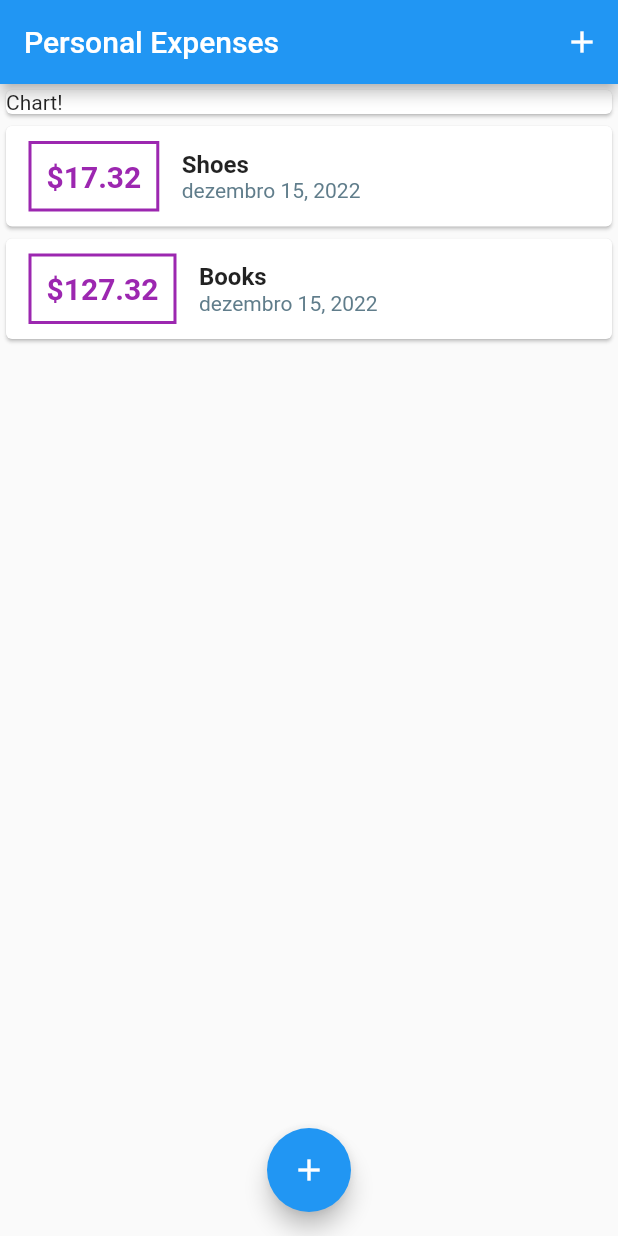
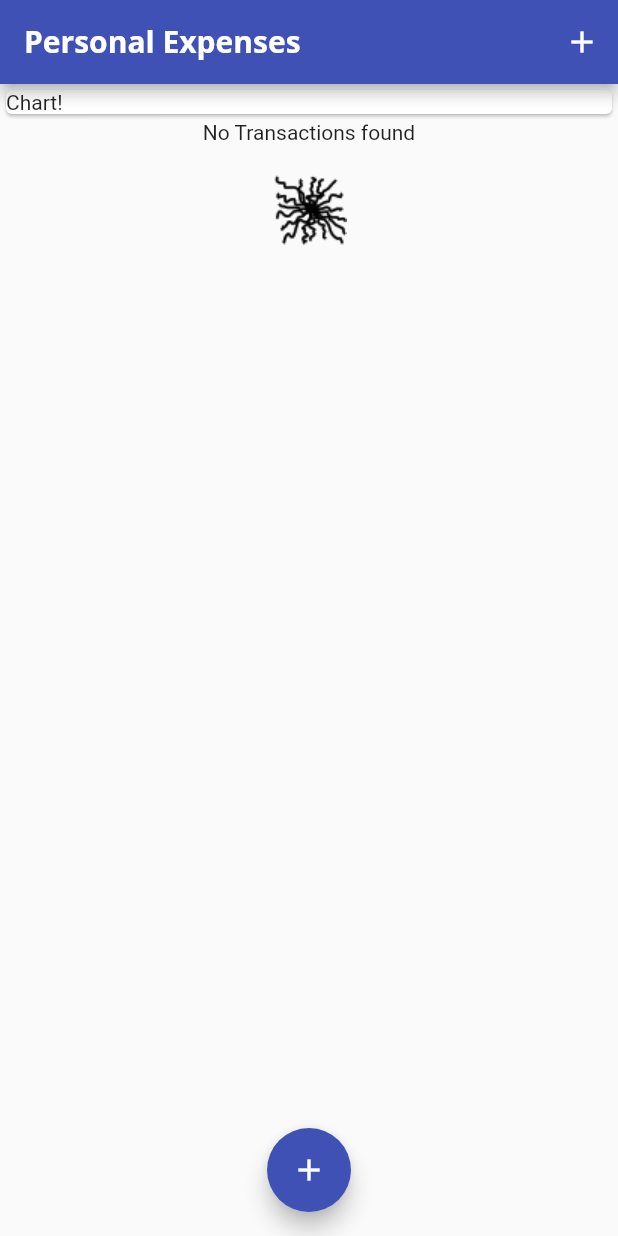
Before and after one commit to victorac/personal_expenses, a Flutter app: the screen it shows after launch, on a phone screen of 412 x 824 dp. Run offline on Flutter 3.47's test engine with Material 2 defaults, Android fonts, the phone set to English and light mode, and no system bars.

Commit message:
add Image when no transactions are found

```diff
--- a/lib/main.dart
+++ b/lib/main.dart
@@ -11,9 +11,25 @@ class App extends StatelessWidget {
 
   @override
   Widget build(BuildContext context) {
-    return const MaterialApp(
-      title: 'Where is this?',
-      home: PersonalExpenses(),
+    return MaterialApp(
+      title: 'Personal Expenses',
+      home: const PersonalExpenses(),
+      theme: ThemeData(
+        primarySwatch: Colors.indigo,
+        textTheme: ThemeData.light().textTheme.copyWith(
+              headline6: const TextStyle(
+                  fontFamily: 'Hammersmith One',
+                  fontSize: 16,
+                  fontWeight: FontWeight.normal),
+            ),
+        appBarTheme: const AppBarTheme(
+          titleTextStyle: TextStyle(
+            fontFamily: 'Open Sans',
+            fontSize: 20,
+            fontWeight: FontWeight.bold,
+          ),
+        ),
+      ),
     );
   }
 }
@@ -27,18 +43,18 @@ class PersonalExpenses extends StatefulWidget {
 
 class _PersonalExpensesState extends State<PersonalExpenses> {
   final List<Transaction> _transactions = [
-    Transaction(
-      id: '0',
-      title: 'Shoes',
-      amount: 17.32,
-      date: DateTime.now(),
-    ),
-    Transaction(
-      id: '1',
-      title: 'Books',
-      amount: 127.32,
-      date: DateTime.now(),
-    ),
+    // Transaction(
+    //   id: '0',
+    //   title: 'Shoes',
+    //   amount: 17.32,
+    //   date: DateTime.now(),
+    // ),
+    // Transaction(
+    //   id: '1',
+    //   title: 'Books',
+    //   amount: 127.32,
+    //   date: DateTime.now(),
+    // ),
   ];
 
   void _addTransaction(String title, String amount) {
--- a/lib/widgets/transaction_list.dart
+++ b/lib/widgets/transaction_list.dart
@@ -12,8 +12,21 @@ class TransactionList extends StatelessWidget {
     initializeDateFormatting('pt_BR', null);
 
     return SizedBox(
-      height: 400,
-      child: ListView.builder(
+      height: 300,
+      child: transactions.isEmpty
+          ? SizedBox(
+              height: 200,
+              child: Column(
+                children: [
+                  const Text('No Transactions found'),
+                  const SizedBox(
+                    height: 20,
+                  ),
+                  Image.asset('assets/images/empty_3.png'),
+                ],
+              ),
+            )
+          : ListView.builder(
               itemBuilder: ((context, index) => Card(
                     child: Row(
                       children: [
@@ -24,17 +37,18 @@ class TransactionList extends StatelessWidget {
                           ),
                           decoration: BoxDecoration(
                             border: Border.all(
-                        color: Colors.purple,
+                              color: Theme.of(context).primaryColor,
                               width: 2,
                             ),
                           ),
                           padding: const EdgeInsets.all(10),
                           child: Text(
                             '\$${transactions[index].amount.toStringAsFixed(2)}',
-                      style: const TextStyle(
+                            style: TextStyle(
                               fontSize: 20,
                               fontWeight: FontWeight.bold,
-                          color: Colors.purple),
+                              color: Theme.of(context).primaryColor,
+                            ),
                           ),
                         ),
                         Column(
@@ -42,15 +56,16 @@ class TransactionList extends StatelessWidget {
                           children: [
                             Text(
                               transactions[index].title,
-                        style: const TextStyle(
-                          fontSize: 16,
-                          fontWeight: FontWeight.bold,
-                        ),
+                              style: Theme.of(context).textTheme.headline6,
                             ),
                             Text(
                               DateFormat('MMMM d, y', 'pt_BR')
                                   .format(transactions[index].date),
-                        style: const TextStyle(
+                              style: TextStyle(
+                                fontFamily: Theme.of(context)
+                                    .textTheme
+                                    .headline6
+                                    ?.fontFamily,
                                 color: Colors.blueGrey,
                               ),
                             ),
```
Also changed, not shown: pubspec.yaml (+11 -2 lines), assets/fonts/HammersmithOne-Regular.ttf (added), assets/fonts/OpenSans-Bold.ttf (added), assets/fonts/OpenSans-Medium.ttf (added), assets/images/empty_2.png (added), assets/images/empty_3.png (added). Lines whose indentation alone changed are shown as unchanged.
